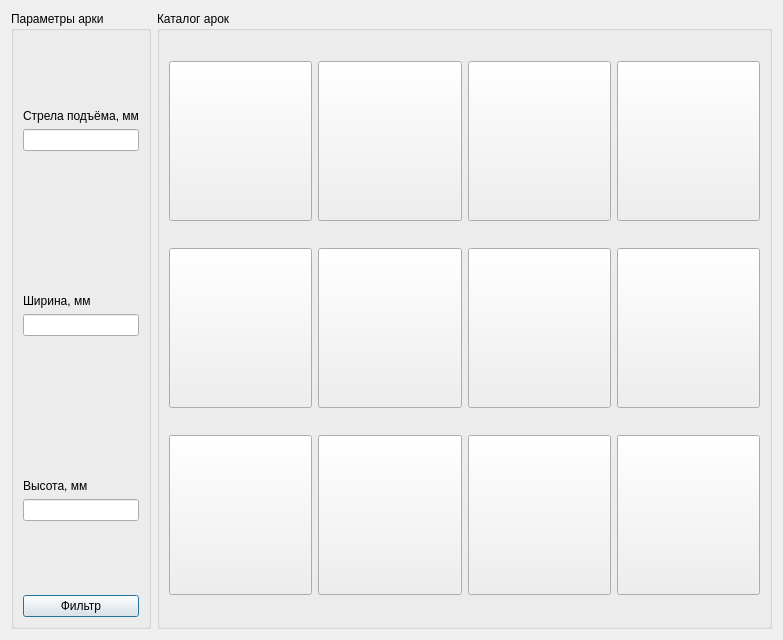
This is ArchCreator/secondwindow.ui in AntonBubnov/ArchCreator as Qt 5 draws it before an edit. The edited form follows.
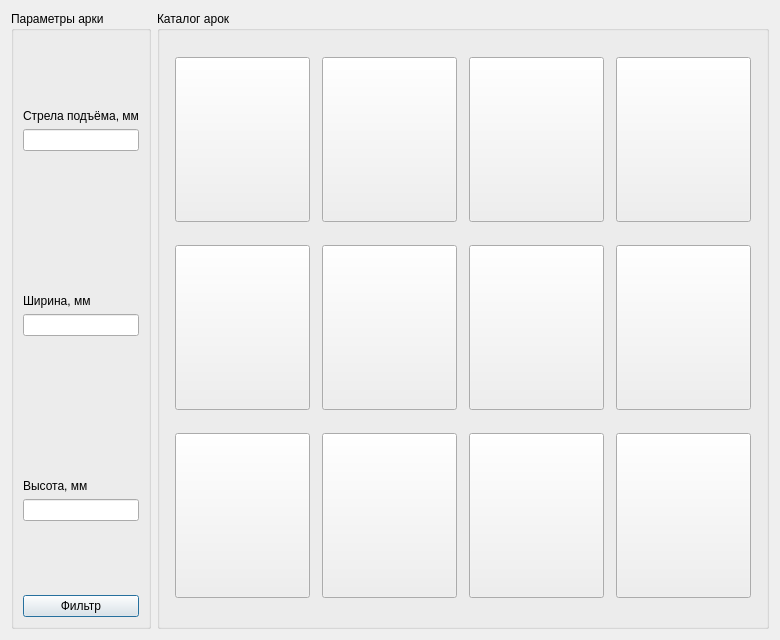
This is the edited form.

The edit to the form file:
```diff
--- a/ArchCreator/secondwindow.ui
+++ b/ArchCreator/secondwindow.ui
@@ -6,10 +6,22 @@
    <rect>
     <x>0</x>
     <y>0</y>
-    <width>783</width>
+    <width>780</width>
     <height>640</height>
    </rect>
   </property>
+  <property name="minimumSize">
+   <size>
+    <width>780</width>
+    <height>640</height>
+   </size>
+  </property>
+  <property name="maximumSize">
+   <size>
+    <width>780</width>
+    <height>640</height>
+   </size>
+  </property>
   <property name="windowTitle">
    <string>Dialog</string>
   </property>
@@ -169,8 +181,14 @@
        <widget class="QPushButton" name="pushButton_2">
         <property name="minimumSize">
          <size>
-          <width>130</width>
-          <height>160</height>
+          <width>135</width>
+          <height>165</height>
+         </size>
+        </property>
+        <property name="maximumSize">
+         <size>
+          <width>135</width>
+          <height>165</height>
          </size>
         </property>
         <property name="text">
@@ -182,8 +200,14 @@
        <widget class="QPushButton" name="pushButton_10">
         <property name="minimumSize">
          <size>
-          <width>130</width>
-          <height>160</height>
+          <width>135</width>
+          <height>165</height>
+         </size>
+        </property>
+        <property name="maximumSize">
+         <size>
+          <width>135</width>
+          <height>165</height>
          </size>
         </property>
         <property name="text">
@@ -195,8 +219,14 @@
        <widget class="QPushButton" name="pushButton_13">
         <property name="minimumSize">
          <size>
-          <width>130</width>
-          <height>160</height>
+          <width>135</width>
+          <height>165</height>
+         </size>
+        </property>
+        <property name="maximumSize">
+         <size>
+          <width>135</width>
+          <height>165</height>
          </size>
         </property>
         <property name="text">
@@ -208,8 +238,14 @@
        <widget class="QPushButton" name="pushButton_12">
         <property name="minimumSize">
          <size>
-          <width>130</width>
-          <height>160</height>
+          <width>135</width>
+          <height>165</height>
+         </size>
+        </property>
+        <property name="maximumSize">
+         <size>
+          <width>135</width>
+          <height>165</height>
          </size>
         </property>
         <property name="text">
@@ -221,8 +257,14 @@
        <widget class="QPushButton" name="pushButton_4">
         <property name="minimumSize">
          <size>
-          <width>130</width>
-          <height>160</height>
+          <width>135</width>
+          <height>165</height>
+         </size>
+        </property>
+        <property name="maximumSize">
+         <size>
+          <width>135</width>
+          <height>165</height>
          </size>
         </property>
         <property name="text">
@@ -234,8 +276,14 @@
        <widget class="QPushButton" name="pushButton_7">
         <property name="minimumSize">
          <size>
-          <width>130</width>
-          <height>160</height>
+          <width>135</width>
+          <height>165</height>
+         </size>
+        </property>
+        <property name="maximumSize">
+         <size>
+          <width>135</width>
+          <height>165</height>
          </size>
         </property>
         <property name="text">
@@ -247,8 +295,14 @@
        <widget class="QPushButton" name="pushButton_3">
         <property name="minimumSize">
          <size>
-          <width>130</width>
-          <height>160</height>
+          <width>135</width>
+          <height>165</height>
+         </size>
+        </property>
+        <property name="maximumSize">
+         <size>
+          <width>135</width>
+          <height>165</height>
          </size>
         </property>
         <property name="text">
@@ -260,8 +314,14 @@
        <widget class="QPushButton" name="pushButton_5">
         <property name="minimumSize">
          <size>
-          <width>130</width>
-          <height>160</height>
+          <width>135</width>
+          <height>165</height>
+         </size>
+        </property>
+        <property name="maximumSize">
+         <size>
+          <width>135</width>
+          <height>165</height>
          </size>
         </property>
         <property name="text">
@@ -273,8 +333,14 @@
        <widget class="QPushButton" name="pushButton_6">
         <property name="minimumSize">
          <size>
-          <width>130</width>
-          <height>160</height>
+          <width>135</width>
+          <height>165</height>
+         </size>
+        </property>
+        <property name="maximumSize">
+         <size>
+          <width>135</width>
+          <height>165</height>
          </size>
         </property>
         <property name="text">
@@ -286,8 +352,14 @@
        <widget class="QPushButton" name="pushButton_9">
         <property name="minimumSize">
          <size>
-          <width>130</width>
-          <height>160</height>
+          <width>135</width>
+          <height>165</height>
+         </size>
+        </property>
+        <property name="maximumSize">
+         <size>
+          <width>135</width>
+          <height>165</height>
          </size>
         </property>
         <property name="text">
@@ -299,8 +371,14 @@
        <widget class="QPushButton" name="pushButton_11">
         <property name="minimumSize">
          <size>
-          <width>130</width>
-          <height>160</height>
+          <width>135</width>
+          <height>165</height>
+         </size>
+        </property>
+        <property name="maximumSize">
+         <size>
+          <width>135</width>
+          <height>165</height>
          </size>
         </property>
         <property name="text">
@@ -312,8 +390,14 @@
        <widget class="QPushButton" name="pushButton_8">
         <property name="minimumSize">
          <size>
-          <width>130</width>
-          <height>160</height>
+          <width>135</width>
+          <height>165</height>
+         </size>
+        </property>
+        <property name="maximumSize">
+         <size>
+          <width>135</width>
+          <height>165</height>
          </size>
         </property>
         <property name="text">
```
